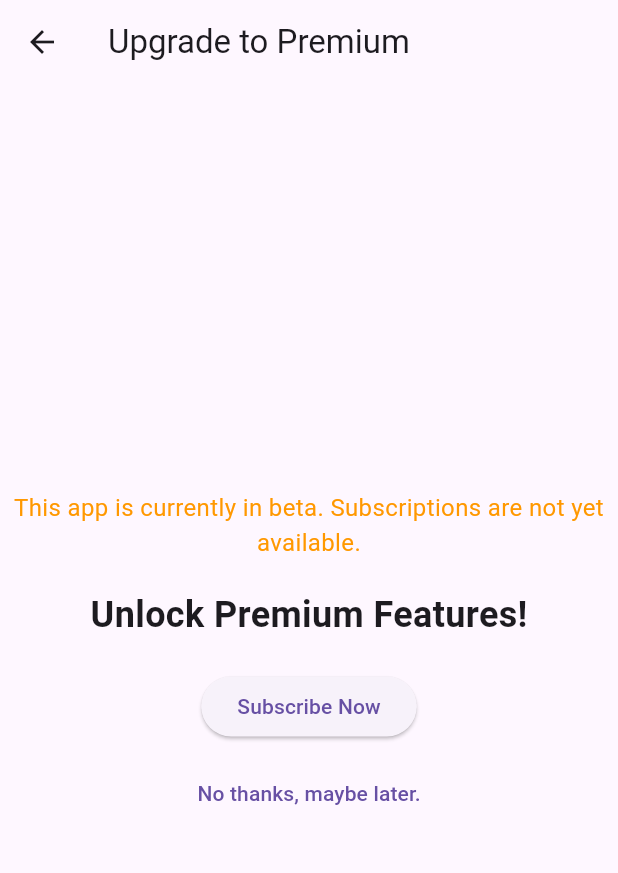
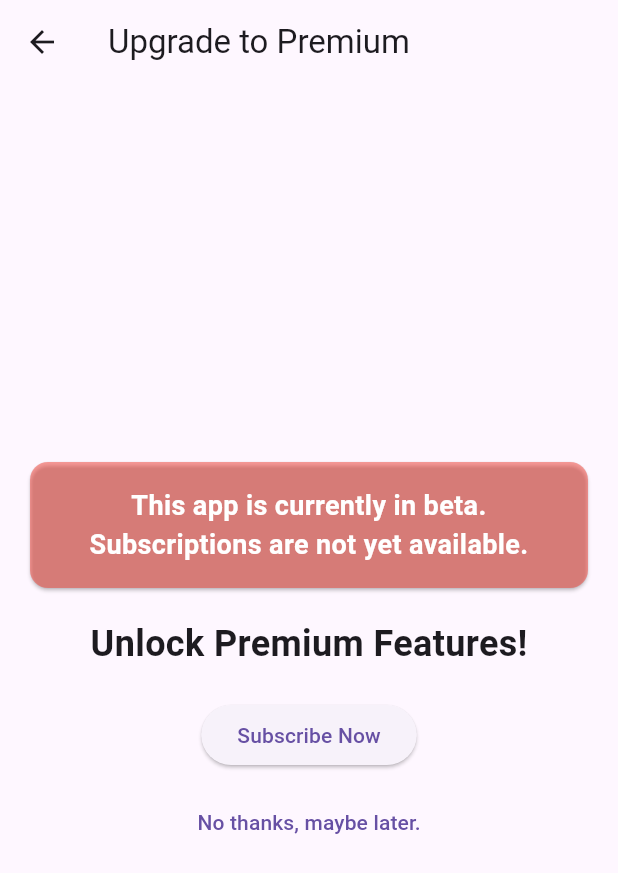
Before and after one commit to tianhaoz95/time_since, a Flutter app: the UpgradeScreen screen opened directly, on a phone screen of 412 x 824 dp. Shown: the top 873 px of the screen. Run offline on Flutter 3.47's test engine with Material 3 defaults, Android fonts, the phone set to English and light mode, and no system bars; our stand-ins replace cloud_firestore, firebase_auth, firebase_core; accounts and stored records are empty.

Commit message:
feat(upgrade_screen): add beta notice as alert card and integrate in_app_purchase for subscription flow

```diff
--- a/lib/screens/upgrade_screen.dart
+++ b/lib/screens/upgrade_screen.dart
@@ -13,10 +13,17 @@ class UpgradeScreen extends StatelessWidget {
         child: Column(
           mainAxisAlignment: MainAxisAlignment.center,
           children: [
-            const Text(
-              'This app is currently in beta. Subscriptions are not yet available.',
-              style: TextStyle(fontSize: 16, color: Colors.orange),
-              textAlign: TextAlign.center,
+            Card(
+              color: Colors.red.withOpacity(0.5),
+              margin: const EdgeInsets.symmetric(horizontal: 20),
+              child: const Padding(
+                padding: EdgeInsets.all(16.0),
+                child: Text(
+                  'This app is currently in beta. Subscriptions are not yet available.',
+                  style: TextStyle(fontSize: 18, color: Colors.white, fontWeight: FontWeight.bold),
+                  textAlign: TextAlign.center,
+                ),
+              ),
             ),
             const SizedBox(height: 20),
             const Text(
```
Also changed, not shown: 1 other file.
